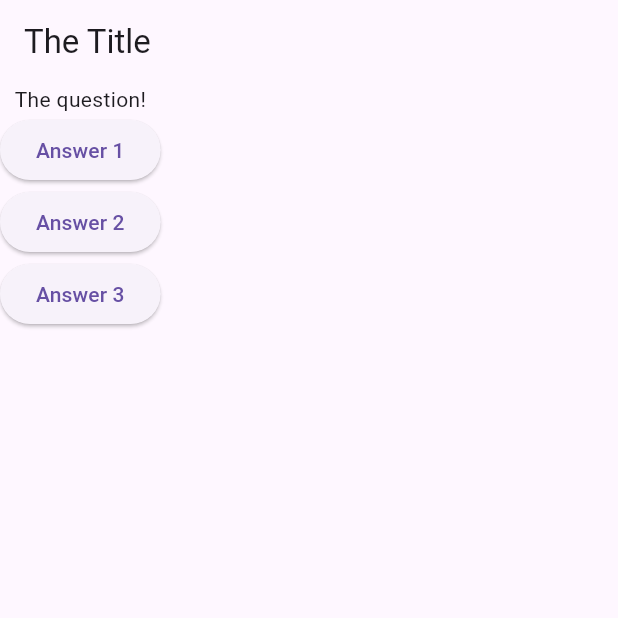
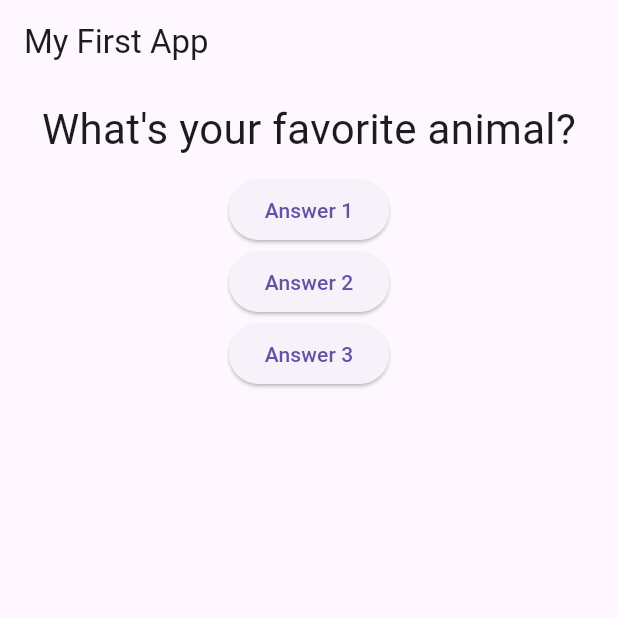
Before and after one commit to lonepu/Demo, a Flutter app: the screen it shows after launch, after a tap on "Answer 1", on a phone screen of 412 x 824 dp, the top half of it. Run offline on Flutter 3.47's test engine with Material 3 defaults, Android fonts, the phone set to English and light mode, and no system bars.

Commit message:
unit2 025 last update

```diff
--- a/lib/main.dart
+++ b/lib/main.dart
@@ -1,15 +1,24 @@
 import 'package:flutter/material.dart';
 
-// void main() {
-//   runApp(MyApp());
-// }
+import './question.dart';
+
 void main() => runApp(MyApp());
 
-class MyApp extends StatelessWidget {
-  const MyApp({super.key});
+class MyApp extends StatefulWidget {
+  @override
+  State<StatefulWidget> createState() {
+    return _MyAppState();
+  }
+}
 
-  void answerQuestion() {
-    print('Answer chosen!');
+class _MyAppState extends State<MyApp> {
+  var _questionIndex = 0;
+
+  void _answerQuestion() {
+    setState(() {
+      _questionIndex = _questionIndex + 1;
+    });
+    print(_questionIndex);
   }
 
   @override
@@ -20,23 +29,23 @@
     ];
     return MaterialApp(
       home: Scaffold(
-        appBar: AppBar(title: Text('The Title')),
+        appBar: AppBar(title: Text('My First App')),
         body: Column(
           children: [
-            Text('The question!'),
+            Question(questions[_questionIndex]),
             ElevatedButton(
-              onPressed: answerQuestion,
+              onPressed: _answerQuestion,
               child: Text(
                 'Answer 1',
               ), // Replace null with a function to enable the button
             ),
             ElevatedButton(
+              onPressed: () => print('Answer 2 chosen!'),
               child: Text('Answer 2'),
-              onPressed: () => print('Answer 2 chosen!'),
             ),
             ElevatedButton(
+              onPressed: () => print('Answer 3 chosen! '),
               child: Text('Answer 3'),
-              onPressed: () => print('Answer 3 chosen! '),
             ),
           ],
         ),
--- /dev/null
+++ b/lib/question.dart
@@ -0,0 +1,21 @@
+import 'package:flutter/material.dart';
+
+class Question extends StatelessWidget {
+  String questionText;
+
+  Question(this.questionText);
+  // Constructor to initialize the question text
+
+  @override
+  Widget build(BuildContext context) {
+    return Container(
+      width: double.infinity,
+      margin: EdgeInsets.all(10),
+      child: Text(
+        questionText,
+        style: TextStyle(fontSize: 28),
+        textAlign: TextAlign.center,
+      ),
+    );
+  }
+}
```
